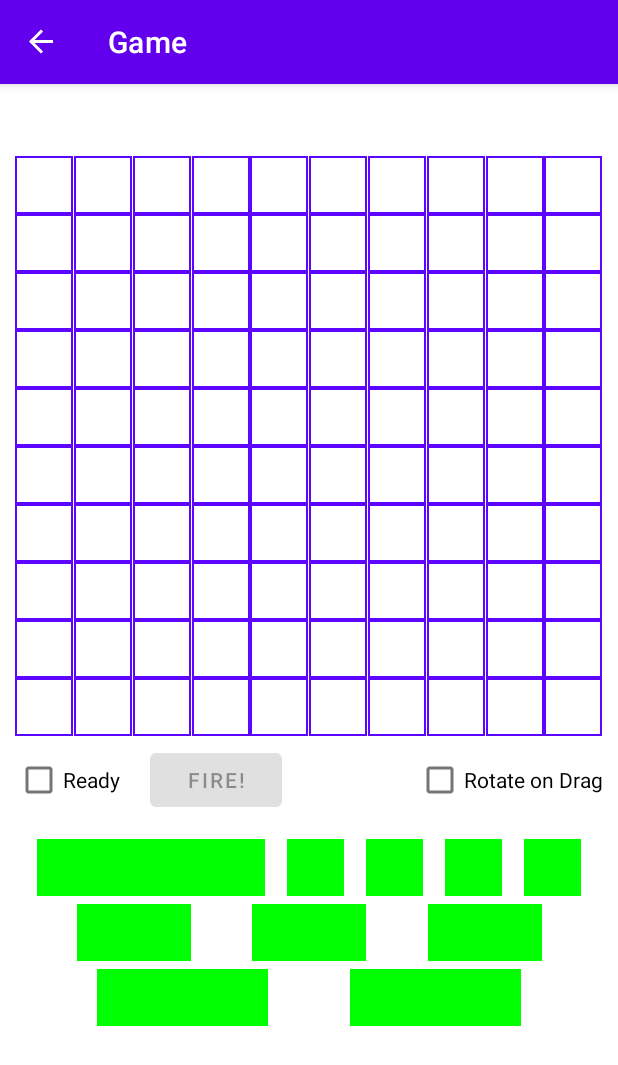
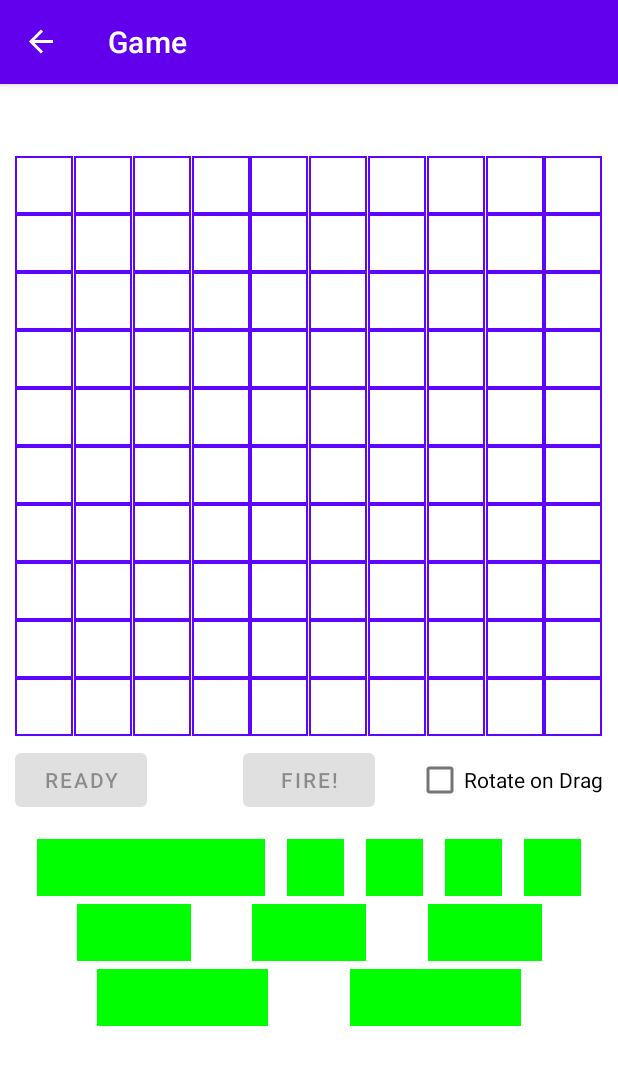
Before and after one commit to AlexanderZaletilo/PPO, an Android app: the HomeFragment screen opened directly, with no data from a screen before it, after a tap on "CREATE", on a phone screen of 412 x 824 dp. Shown: the top 1065 px of the screen. Run offline under Robolectric (Android 15) with nearby library versions, the phone set to English and light mode, and no system bars; our stand-ins replace Firebase (no records; nobody signed in at launch, a user with empty details on screens opened directly), navigation-ui; 2 statements that could not run were skipped; 1 other tap on this screen came first.

Commit message:
GameViewModel split into Host, Client and Base ViewModels. added ShotsType enum, moved to separate file MyDragShadowBuilder. Added numerous funcitoanlity to viewModels. Now host can receive player ships, create hit matrices and start the game. Client can listen to hit changes. To send ships were added companion objects to Ship and Point to serialize them into JSON

```diff
--- a/lab3/app/build.gradle
+++ b/lab3/app/build.gradle
@@ -2,7 +2,10 @@ plugins {
     id 'com.android.application'
     id 'kotlin-android'
 }
+apply plugin: 'com.android.application'
 
+apply plugin: 'kotlin-android'
+apply plugin: 'kotlin-android-extensions'
 android {
     compileSdkVersion 30
     buildToolsVersion "30.0.2"
--- /dev/null
+++ b/lab3/app/src/main/java/com/example/lab3/BaseGameViewModel.kt
@@ -0,0 +1,48 @@
+package com.example.lab3
+
+import androidx.lifecycle.MutableLiveData
+import androidx.lifecycle.ViewModel
+import com.example.lab3.game.Field
+import com.example.lab3.game.Ship
+import com.google.firebase.auth.ktx.auth
+import com.google.firebase.database.*
+import com.google.firebase.database.ktx.getValue
+import com.google.firebase.ktx.Firebase
+
+
+open class BaseGameViewModel: ViewModel() {
+    var isHost = true
+    protected var id: String? = null
+    protected val database = FirebaseDatabase.getInstance().reference
+    protected lateinit var matrixRef: DatabaseReference
+    protected lateinit var lobbyRef: DatabaseReference
+    protected lateinit var clientShotsRef: DatabaseReference
+    protected lateinit var hostShotsRef: DatabaseReference
+    var yourField: Field? = null
+    var enemyField: Field = Field()
+    var placedShips = Array<MutableLiveData<Int>>(4)
+                        { MutableLiveData<Int>().apply{ value = 0}}
+    var hostReady = MutableLiveData<Boolean>().apply{ value = false}
+    var clientReady = MutableLiveData<Boolean>().apply{ value = false}
+    var started = MutableLiveData<Boolean>().apply{ value = false}
+    var clientFieldChanged = MutableLiveData<Boolean>().apply{ value = false}
+    var hostFieldChanged = MutableLiveData<Boolean>().apply{value = false}
+    open fun setUpGame(id: String){
+        this.id = id
+        matrixRef = database.child("matrix").child(id)
+        lobbyRef = database.child(id)
+        clientShotsRef = matrixRef.child("clientShots")
+        hostShotsRef = matrixRef.child("hostShots")
+    }
+    fun setReady()
+    {
+        lobbyRef.child(if(isHost) "host" else "client").child("ready").setValue(true)
+    }
+    fun isAllPlaced(): Boolean
+    {
+        for(i in 0 .. 3)
+            if(placedShips[3 - i].value != i  + 1)
+                return false
+        return true
+    }
+}
--- a/lab3/app/src/main/java/com/example/lab3/GameAdapter.kt
+++ b/lab3/app/src/main/java/com/example/lab3/GameAdapter.kt
@@ -33,9 +33,18 @@ class GameAdapter(val field: Field) : RecyclerView.Adapter<GameAdapter.MyViewHol
         val row = i / 10
         val col = i % 10
         val cell = field[row, col]
-        viewHolder.cellImageView.setImageResource(R.drawable.ic_item_back)
         if(cell.ship != null)
-            viewHolder.cellImageView.isSelected = true
+            viewHolder.cellImageBack.isSelected = true
+        viewHolder.cellImageView.setImageResource(
+            when(cell.status)
+            {
+                ShotsType.NONE -> R.drawable.ic_baseline_empty_24
+                ShotsType.HIT -> R.drawable.ic_baseline_hit_24
+                ShotsType.MISSED -> R.drawable.ic_baseline_missed_24
+                ShotsType.DESTROYED -> R.drawable.ic_baseline_destroyed
+            }
+        )
+
     }
 
     override fun getItemCount(): Int {
@@ -44,6 +53,7 @@ class GameAdapter(val field: Field) : RecyclerView.Adapter<GameAdapter.MyViewHol
 
     inner class MyViewHolder(itemView: View) : RecyclerView.ViewHolder(itemView) {
         val cellImageView: ImageView = itemView.findViewById(R.id.cell_image_view)
+        val cellImageBack: View = itemView.findViewById(R.id.cell_image_back)
     }
 
 }
--- a/lab3/app/src/main/java/com/example/lab3/GameFragment.kt
+++ b/lab3/app/src/main/java/com/example/lab3/GameFragment.kt
@@ -1,15 +1,12 @@
 package com.example.lab3
 
-import android.graphics.Canvas
-import android.graphics.drawable.ColorDrawable
 import android.os.Bundle
-import android.util.DisplayMetrics
 import android.view.DragEvent
 import android.view.LayoutInflater
 import android.view.View
 import android.view.ViewGroup
 import android.widget.*
-import androidx.core.view.children
+import androidx.constraintlayout.widget.ConstraintLayout
 import androidx.fragment.app.Fragment
 import androidx.lifecycle.ViewModelProvider
 import androidx.navigation.fragment.navArgs
@@ -19,41 +16,57 @@ import com.example.lab3.game.Field
 import com.example.lab3.game.Point
 import com.example.lab3.game.Ship
 import com.google.firebase.database.DatabaseReference
-import com.google.firebase.database.FirebaseDatabase
-import kotlinx.coroutines.NonCancellable.children
 
 
 class GameFragment : Fragment() {
     private val args: GameFragmentArgs by navArgs()
 
     private lateinit var yourRecycler: RecyclerView
+    private lateinit var yourAdapter: GameAdapter
     private lateinit var enemyRecycler: RecyclerView
+    private lateinit var enemyAdapter: GameAdapter
+    private lateinit var layout: ConstraintLayout
     private lateinit var title: TextView
-    private lateinit var rotate: CheckBox
+    private lateinit var rotateCheckBox: CheckBox
     private lateinit var fireButton: Button
-    private lateinit var readyCheckBox: CheckBox
-    private lateinit var database: DatabaseReference
-    private lateinit var viewModel: GameViewModel
+    private lateinit var readyButton: Button
+    private lateinit var shipViews: List<ShipView>
 
+    private lateinit var hostViewModel: HostGameViewModel
+    private lateinit var clientViewModel: ClientGameViewModel
+    private lateinit var viewModel: BaseGameViewModel
     private var cell_width = 0
     override fun onCreateView(
             inflater: LayoutInflater, container: ViewGroup?,
             savedInstanceState: Bundle?
     ): View? {
-        viewModel = ViewModelProvider(requireActivity()).get(GameViewModel::class.java)
-        if(viewModel.field == null)
-            viewModel.field = Field()
+        if(args.isHost)
+        {
+            hostViewModel = ViewModelProvider(requireActivity()).get(HostGameViewModel::class.java)
+            viewModel = hostViewModel as BaseGameViewModel
+        }
+        else
+        {
+            clientViewModel = ViewModelProvider(requireActivity()).get(ClientGameViewModel::class.java)
+            viewModel = clientViewModel as BaseGameViewModel
+        }
+        if(viewModel.yourField == null)
+            viewModel.yourField = Field()
         val view = inflater.inflate(R.layout.fragment_game, container, false)
         cell_width = (requireActivity().windowManager.defaultDisplay.width - 20) / 10 - 2
         yourRecycler = view.findViewById(R.id.your_recycler)
+        enemyRecycler = view.findViewById(R.id.enemy_recycler)
         title = view.findViewById(R.id.game_title_id)
-        rotate = view.findViewById(R.id.game_rotate)
+        rotateCheckBox = view.findViewById(R.id.game_rotate)
+        layout = view.findViewById(R.id.game_layout)
         fireButton = view.findViewById(R.id.game_button_fire)
-        readyCheckBox = view.findViewById(R.id.game_ready)
+        readyButton = view.findViewById(R.id.game_ready)
         val manager = GridLayoutManager(requireContext(), 10)
         yourRecycler.layoutManager = manager
-        yourRecycler.adapter = GameAdapter(viewModel.field!!);
-        yourRecycler.minimumHeight = yourRecycler.width
+        yourAdapter = GameAdapter(viewModel.yourField!!)
+        yourRecycler.adapter = yourAdapter
+        val manager2 = GridLayoutManager(requireContext(), 10)
+        enemyRecycler.layoutManager = manager2
         view.setOnDragListener{ v, event ->
             when (event!!.action) {
                 DragEvent.ACTION_DROP -> {
@@ -64,14 +77,14 @@ class GameFragment : Fragment() {
                         shipView.y = event.y - (shipView.height / 2)
                         if(shipView.associatedFieldShip != null)
                         {
-                            viewModel.field!!.deleteShip(shipView.associatedFieldShip!!)
+                            viewModel.yourField!!.deleteShip(shipView.associatedFieldShip!!)
                             viewModel.placedShips[shipView.length - 1].value = viewModel.placedShips[shipView.length - 1].value!! - 1
                             shipView.associatedFieldShip = null
                         }
                         true
                     }
                     else {
-                        if (rotate.isChecked && shipView.associatedFieldShip!!.length > 1) {
+                        if (rotateCheckBox.isChecked && shipView.associatedFieldShip!!.length > 1) {
                             shipView.rotation = if (shipView.isHorizontal) 90.0F else 0.0F
                             shipView.isHorizontal = !shipView.isHorizontal
                         }
@@ -85,7 +98,7 @@ class GameFragment : Fragment() {
         }
         for(livedata in viewModel.placedShips)
             livedata.observe(requireActivity()) {
-                fireButton.isEnabled = viewModel.isAllPlaced()
+                readyButton.isEnabled = viewModel.isAllPlaced()
             }
         yourRecycler.setOnDragListener { v, event ->
             val shipView = event.localState as ShipView
@@ -97,11 +110,11 @@ class GameFragment : Fragment() {
                         return@setOnDragListener false
                     val ship = Ship(start, end)
                     if(shipView.associatedFieldShip != null) {
-                        viewModel.field!!.deleteShip(shipView.associatedFieldShip!!)
+                        viewModel.yourField!!.deleteShip(shipView.associatedFieldShip!!)
                     }
-                    if(viewModel.field!!.isAllowedShip(ship))
+                    if(viewModel.yourField!!.isAllowedShip(ship))
                     {
-                        viewModel.field!!.placeShip(ship)
+                        viewModel.yourField!!.placeShip(ship)
                         if(ship.isHorizontal) {
                             shipView.x = yourRecycler.x + cell_width * start.col
                             shipView.y = yourRecycler.y + cell_width * start.row
@@ -118,8 +131,8 @@ class GameFragment : Fragment() {
                     }
                     else {
                         if (shipView.associatedFieldShip != null)
-                            viewModel.field!!.placeShip(shipView.associatedFieldShip!!)
-                        if(rotate.isChecked && shipView.associatedFieldShip!!.length > 1) {
+                            viewModel.yourField!!.placeShip(shipView.associatedFieldShip!!)
+                        if(rotateCheckBox.isChecked && shipView.associatedFieldShip!!.length > 1) {
                             shipView.rotation = if (ship.isHorizontal) 90.0F else 0.0F
                             shipView.isHorizontal = !ship.isHorizontal
                         }
@@ -133,19 +146,84 @@ class GameFragment : Fragment() {
             }
         }
         setUpShipPalette(view)
-        database = FirebaseDatabase.getInstance().reference
+        viewModel.setUpGame(args.id)
         if(args.isHost)
         {
-            title.visibility = TextView.VISIBLE
             title.text = "ID: ${args.id}"
-            //database.child("matrix").child(args.id).child("ready").setValue(false)
-            //database.child("matrix").child(args.id).child
+            readyButton.setOnClickListener {
+                hostViewModel.hostReady.value = true
+            }
+            hostViewModel.clientConnected.observe(requireActivity()) {
+                if(it)
+                    title.text = "Player connected"
+            }
+            hostViewModel.hostReady.observe(requireActivity()) {
+                if(it)
+                {
+                    viewModel.setReady()
+                    clearAfterShipPlacement()
+                    if(hostViewModel.clientReady.value!!)
+                        hostViewModel.started.value = true
+                }
+            }
+            hostViewModel.clientReady.observe(requireActivity()) {
+                if(it && hostViewModel.hostReady.value!!)
+                    hostViewModel.started.value = true
+            }
+            hostViewModel.started.observe(requireActivity()) {
+                if(it) {
+                    hostViewModel.onGameStarted()
+                    onGameStarted()
+                    hostViewModel.hostFieldChanged.observe(requireActivity()) {yourAdapter.notifyDataSetChanged()}
+                    hostViewModel.clientFieldChanged.observe(requireActivity()) {enemyAdapter.notifyDataSetChanged()}
+                }
+            }
         }
         else
         {
-
+            title.text = "Place ships"
+            readyButton.setOnClickListener {
+                viewModel.clientReady.value = true
+            }
+            clientViewModel.clientReady.observe(requireActivity()) {
+                if(it)
+                {
+                    viewModel.setReady()
+                    clearAfterShipPlacement()
+                    clientViewModel.sendShipsToHost()
+                    if(!clientViewModel.clientReady.value!!)
+                        title.text = "Wait for host"
+                }
+            }
+            clientViewModel.started.observe(requireActivity()) {
+                if(it) {
+                    onGameStarted()
+                    clientViewModel.clientFieldChanged.observe(requireActivity()) {yourAdapter.notifyDataSetChanged()}
+                    clientViewModel.hostFieldChanged.observe(requireActivity()) {enemyAdapter.notifyDataSetChanged()}
+                }
+            }
         }
         return view
+    }
+    private fun onGameStarted()
+    {
+        title.text = "Started"
+        fireButton.isEnabled = true
+        enemyRecycler.visibility = RecyclerView.VISIBLE
+        enemyAdapter = GameAdapter((viewModel.enemyField))
+        enemyRecycler.adapter = enemyAdapter
+    }
+    private fun clearAfterShipPlacement()
+    {
+        for(ship in shipViews) {
+            layout.removeView(ship)
+            ship.visibility = View.GONE
+        }
+        layout.removeView(readyButton)
+        readyButton.visibility = View.GONE
+        layout.removeView(rotateCheckBox)
+        rotateCheckBox.visibility = View.GONE
+        yourAdapter.notifyDataSetChanged()
     }
     private fun calculateFieldCoords(centerX: Float, centerY: Float, shipView: ShipView): Pair<Point, Point>
     {
@@ -178,7 +256,7 @@ class GameFragment : Fragment() {
     {
         val viewListener = View.OnLongClickListener{ v: View ->
             val ship = v as ShipView
-            if(rotate.isChecked && ship.length > 1)
+            if(rotateCheckBox.isChecked && ship.length > 1)
             {
                 v.rotation = if(ship.isHorizontal) 90.0F else 0.0F
                 ship.isHorizontal = !ship.isHorizontal
@@ -211,21 +289,10 @@ class GameFragment : Fragment() {
         val ship4_1 = view.findViewById<ShipView>(R.id.ship_4_1)
         ship4_1.layoutParams.width = 4 * cell_width
         ship4_1.length = 4
-        for(item in sequenceOf(ship1_1, ship1_2, ship1_3, ship1_4, ship2_1, ship2_2, ship2_3, ship3_1, ship3_2, ship4_1)) {
+        shipViews = listOf(ship1_1, ship1_2, ship1_3, ship1_4, ship2_1, ship2_2, ship2_3, ship3_1, ship3_2, ship4_1)
+        for(item in shipViews) {
             item.layoutParams.height = cell_width
             item.setOnLongClickListener(viewListener)
         }
     }
-    private fun setUpMatrix(matrix: DatabaseReference)
-    {
-
-    }
 }
-
-private class MyDragShadowBuilder(v: View) : View.DragShadowBuilder(v) {
-
-    override fun onDrawShadow(canvas: Canvas) {
-        canvas.rotate(view.rotation)
-        super.onDrawShadow(canvas)
-    }
-}
--- a/lab3/app/src/main/java/com/example/lab3/GameViewModel.kt
+++ /dev/null
@@ -1,22 +0,0 @@
-package com.example.lab3
-
-import androidx.lifecycle.MutableLiveData
-import androidx.lifecycle.ViewModel
-import com.example.lab3.game.Field
-
-class GameViewModel: ViewModel() {
-    var field: Field? = null
-    var placedShips = arrayOf(MutableLiveData<Int>().apply{ value = 0},
-            MutableLiveData<Int>().apply{ value = 0},
-            MutableLiveData<Int>().apply{ value = 0},
-            MutableLiveData<Int>().apply{ value = 0})
-    var hostConnected =  MutableLiveData<Int>().apply{ value = 0}
-    var serverConnected =  MutableLiveData<Int>().apply{ value = 0}
-    fun isAllPlaced(): Boolean
-    {
-        for(i in 0 .. 3)
-            if(placedShips[3 - i].value != i  + 1)
-                return false
-        return true
-    }
-}
--- /dev/null
+++ b/lab3/app/src/main/java/com/example/lab3/ShotsType.kt
@@ -0,0 +1,6 @@
+package com.example.lab3
+
+
+enum class ShotsType {
+    NONE, MISSED, HIT, DESTROYED
+}
--- a/lab3/app/src/main/java/com/example/lab3/game/Cell.kt
+++ b/lab3/app/src/main/java/com/example/lab3/game/Cell.kt
@@ -1,9 +1,11 @@
 package com.example.lab3.game
+
+import com.example.lab3.ShotsType
 
 class Cell {
     var ship: Ship? = null
     var part: Int = 0
-
+    var status = ShotsType.NONE
     override fun toString(): String {
         return "${ship != null}, $part"
     }
--- /dev/null
+++ b/lab3/app/src/main/res/drawable/ic_baseline_destroyed.xml
@@ -0,0 +1,5 @@
+<?xml version="1.0" encoding="utf-8"?>
+<shape android:shape="rectangle"
+    xmlns:android="http://schemas.android.com/apk/res/android">
+    <solid android:color="#FF0000"/>
+</shape>
--- /dev/null
+++ b/lab3/app/src/main/res/drawable/ic_baseline_selected.xml
@@ -0,0 +1,5 @@
+<?xml version="1.0" encoding="utf-8"?>
+<shape android:shape="rectangle"
+    xmlns:android="http://schemas.android.com/apk/res/android">
+    <solid android:color="#FFFF00"/>
+</shape>
--- a/lab3/app/src/main/res/layout/fragment_game.xml
+++ b/lab3/app/src/main/res/layout/fragment_game.xml
@@ -6,6 +6,7 @@
     android:layout_width="match_parent">
 
     <androidx.constraintlayout.widget.ConstraintLayout
+        android:id="@+id/game_layout"
         android:layout_width="match_parent"
         android:layout_height="wrap_content"
         android:gravity="center_horizontal"
@@ -16,7 +17,6 @@
             android:id="@+id/game_title_id"
             style="@style/game_lobby_textview"
             android:layout_marginTop="5dp"
-            android:visibility="gone"
             app:layout_constraintEnd_toEndOf="parent"
             app:layout_constraintHorizontal_bias="0.5"
             app:layout_constraintStart_toStartOf="parent"
@@ -41,9 +41,9 @@
             app:layout_constraintEnd_toEndOf="parent"
             app:layout_constraintHeight_percent="0.4"
             app:layout_constraintStart_toStartOf="parent"
-            app:layout_constraintTop_toBottomOf="@+id/your_recycler" />
+            app:layout_constraintTop_toBottomOf="@+id/game_button_fire" />
 
-        <CheckBox
+        <Button
             android:id="@+id/game_ready"
             android:layout_width="wrap_content"
             android:layout_height="wrap_content"
@@ -65,12 +65,12 @@
             android:id="@+id/game_button_fire"
             android:layout_width="wrap_content"
             android:layout_height="wrap_content"
-            android:layout_marginStart="20dp"
+            android:layout_marginTop="5dp"
             android:enabled="false"
             android:text="@string/fire"
-            app:layout_constraintBottom_toBottomOf="@+id/game_ready"
-            app:layout_constraintStart_toEndOf="@+id/game_ready"
-            app:layout_constraintTop_toTopOf="@+id/game_ready" />
+            app:layout_constraintEnd_toEndOf="@+id/your_recycler"
+            app:layout_constraintStart_toStartOf="@+id/your_recycler"
+            app:layout_constraintTop_toBottomOf="@+id/your_recycler" />
 
         <com.example.lab3.ShipView
             android:id="@+id/ship_4_1"
--- a/lab3/app/src/main/res/layout/game_item.xml
+++ b/lab3/app/src/main/res/layout/game_item.xml
@@ -1,5 +1,6 @@
 <?xml version="1.0" encoding="utf-8"?>
 <LinearLayout xmlns:android="http://schemas.android.com/apk/res/android"
+    android:id="@+id/cell_image_back"
     android:layout_width="match_parent"
     android:layout_height="match_parent"
     android:gravity="center_horizontal"
```
Also changed, not shown: lab3/app/src/main/java/com/example/lab3/ClientGameViewModel.kt (added, +66 -0 lines), lab3/app/src/main/java/com/example/lab3/HomeFragment.kt (+4 -5 lines), lab3/app/src/main/java/com/example/lab3/HostGameViewModel.kt (added, +60 -0 lines), lab3/app/src/main/java/com/example/lab3/MyDragShadowBuilder.kt (added, +13 -0 lines), lab3/app/src/main/java/com/example/lab3/game/Field.kt (+8 -1 lines), lab3/app/src/main/java/com/example/lab3/game/Point.kt (+11 -0 lines), lab3/app/src/main/java/com/example/lab3/game/Ship.kt (+29 -1 lines), 1 other file.
